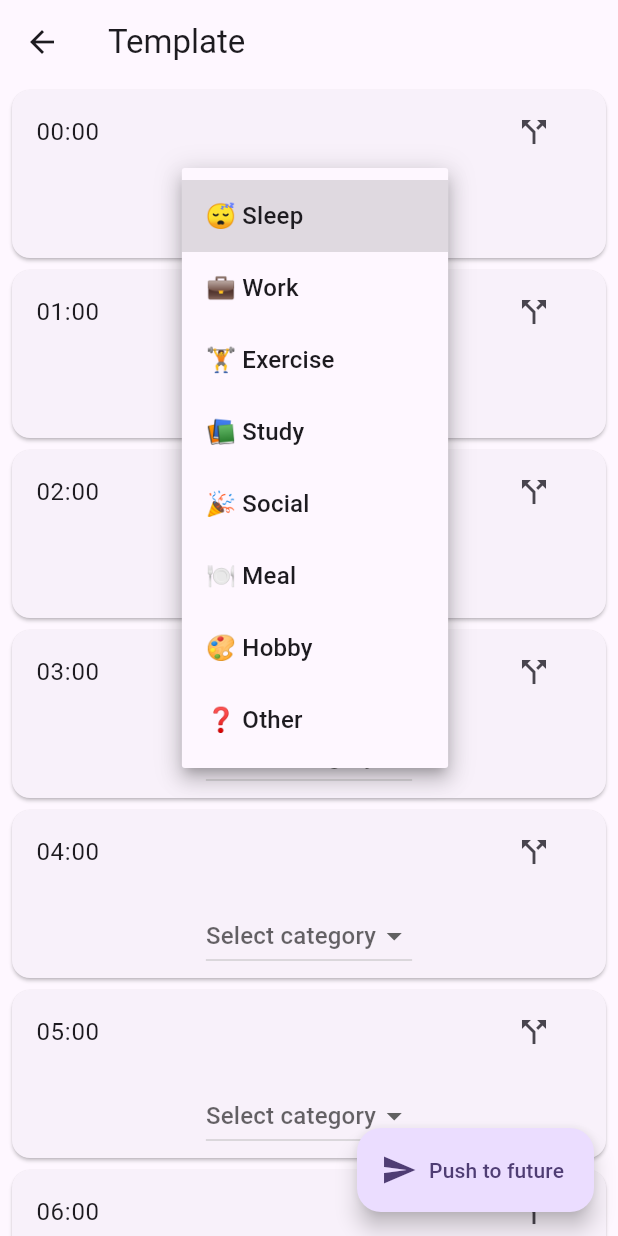
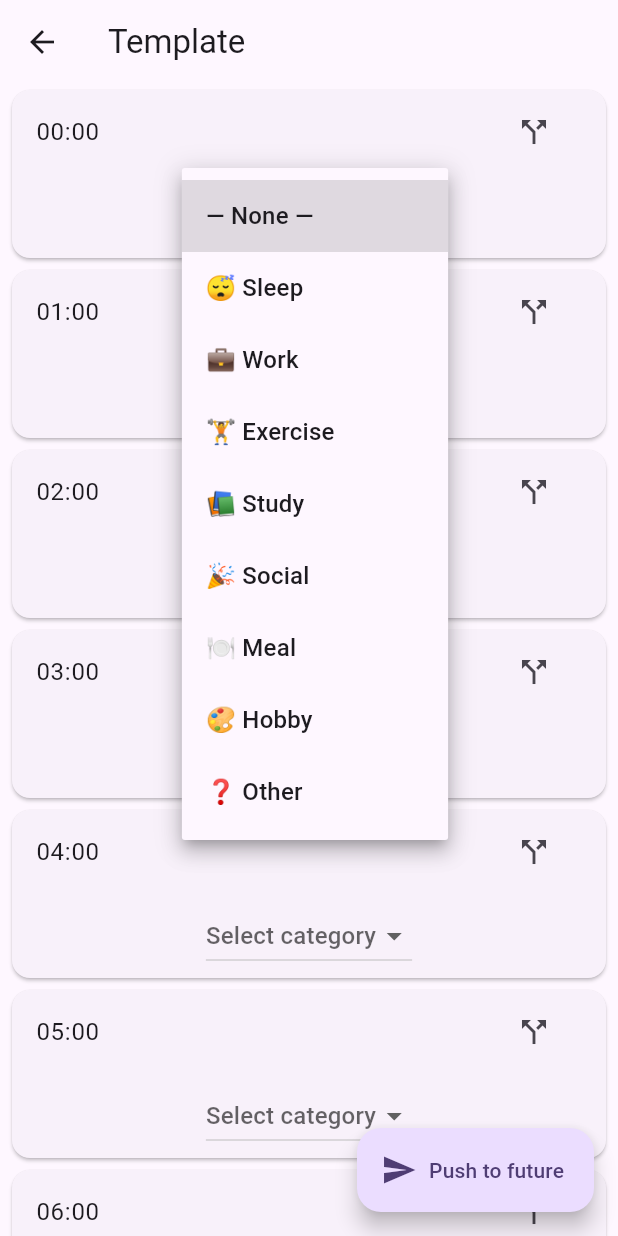
Before and after one commit to 0111abhius/Habits, a Flutter app: the TemplateScreen screen opened by its route, after a tap on "Select category", on a phone screen of 412 x 824 dp. Run offline on Flutter 3.47's test engine with Material 3 defaults, Android fonts, the phone set to English and light mode, and no system bars; our stand-ins replace cloud_firestore, firebase_auth, firebase_core, google_sign_in; accounts and stored records are empty; network calls fail.

Commit message:
Bug fix: Category template should only apply to plan

```diff
--- a/lib/screens/template_screen.dart
+++ b/lib/screens/template_screen.dart
@@ -30,6 +30,7 @@ class _TemplateScreenState extends State<TemplateScreen> {
   void initState() {
     super.initState();
     _loadTemplate();
+    _loadCategories();
   }
 
   @override
@@ -151,7 +152,12 @@ class _TemplateScreenState extends State<TemplateScreen> {
           DropdownButton<String>(
             value: entry.planCategory.isEmpty ? null : entry.planCategory,
             hint: const Text('Select category'),
-            items: _flattenCats().map((c)=>DropdownMenuItem(value:c,child:Text(_displayLabel(c)))).toList(),
+            items: [
+              const DropdownMenuItem(value: '', child: Text('— None —')),
+            ]
+              ..addAll(_flattenCats()
+                  .map((c) => DropdownMenuItem(value: c, child: Text(_displayLabel(c))))
+                  .toList()),
             onChanged: (val) async {
               if (val == null) return;
               final updated = TimelineEntry(
@@ -309,16 +315,21 @@ class _TemplateScreenState extends State<TemplateScreen> {
           final start = DateTime(date.year,date.month,date.day,hour,minute);
           final id = DateFormat('yyyyMMdd_HHmm').format(start);
           final data=doc.data();
+          final tmplPlanCat = data['planCategory'] ?? data['category'] ?? '';
+          final tmplPlanNotes = data['planNotes'] ?? data['notes'] ?? '';
+          final tmplRetroCat  = (data['category'] ?? '') == 'Sleep' ? 'Sleep' : '';
+          final tmplRetroNotes = tmplRetroCat.isNotEmpty ? (data['notes'] ?? '') : '';
+
           batch.set(entriesColl.doc(id),{
             'userId':uid,
             'date':dateStr,
             'hour':hour,
             'startTime':Timestamp.fromDate(start),
             'endTime':Timestamp.fromDate(start.add(Duration(minutes:minute==0?60:30))),
-            'planCategory':data['planCategory'] ?? data['category'] ?? '',
-            'planNotes':data['planNotes'] ?? data['notes'] ?? '',
-            'category':data['category'] ?? '',
-            'notes':data['notes'] ?? '',
+            'planCategory':tmplPlanCat,
+            'planNotes':tmplPlanNotes,
+            'category':tmplRetroCat,
+            'notes':tmplRetroNotes,
           });
         }
         await batch.commit();
@@ -330,4 +341,18 @@ class _TemplateScreenState extends State<TemplateScreen> {
       if(mounted) setState(()=>_pushing=false);
     }
   }
+
+  Future<void> _loadCategories() async {
+    final uid = FirebaseAuth.instance.currentUser?.uid;
+    if (uid == null) return;
+    final doc = await getFirestore().collection('user_settings').doc(uid).get();
+    if (!doc.exists) return;
+    final data = doc.data()!;
+    final List<String> custom = List<String>.from(data['customCategories'] ?? []);
+    final List<String> archived = List<String>.from(data['archivedCategories'] ?? []);
+    final Set<String> all = {...kDefaultCategories, ...custom}..removeAll(archived);
+    setState(() {
+      _categories = all.toList();
+    });
+  }
 }
--- a/lib/screens/timeline_screen.dart
+++ b/lib/screens/timeline_screen.dart
@@ -1166,15 +1166,15 @@ class _TimelineScreenState extends State<TimelineScreen> {
       final key = _noteKey(hour, minute);
       final tmplPlanCat = doc['planCategory'] ?? doc['category'] ?? '';
       final tmplPlanNotes = doc['planNotes'] ?? doc['notes'] ?? '';
-      final tmplRetroCat = doc['category'] ?? tmplPlanCat;
-      final tmplRetroNotes = doc['notes'] ?? tmplPlanNotes;
+      final tmplRetroCat = (doc['category'] ?? '') == 'Sleep' ? 'Sleep' : '';
+      final tmplRetroNotes = tmplRetroCat.isNotEmpty ? (doc['notes'] ?? '') : '';
 
       if (existingMap.containsKey(key)) {
         final existing = existingMap[key]!;
         final Map<String,dynamic> upd={};
         if(existing.planCategory.isEmpty){
           upd['planCategory']=tmplPlanCat; upd['planNotes']=tmplPlanNotes; }
-        if(existing.category.isEmpty){
+        if(tmplRetroCat.isNotEmpty && existing.category.isEmpty){
           upd['category']=tmplRetroCat; upd['notes']=tmplRetroNotes; }
         if(upd.isNotEmpty){batch.update(entriesColl.doc(existing.id),upd);}
         continue;
```
